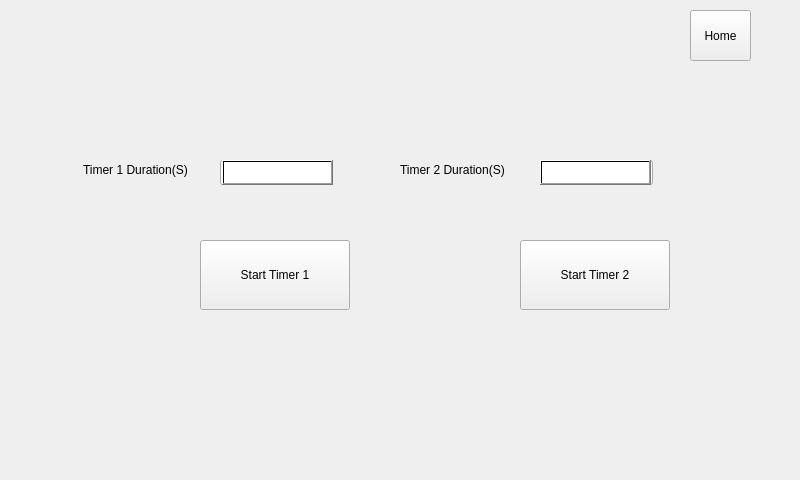
Qt form mainwindow.ui (srikrishnan90/washer) before a commit.
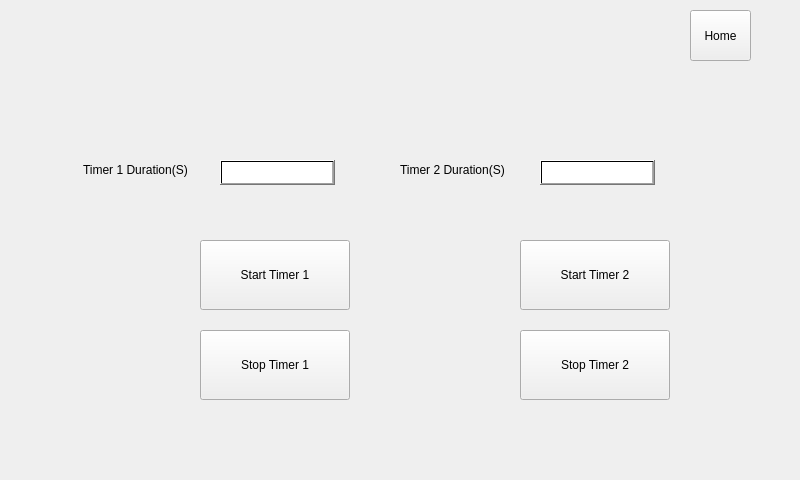
The same form after that commit. The open tabs and pages were chosen to show the change.

What changed in the file:
```diff
--- a/mainwindow.ui
+++ b/mainwindow.ui
@@ -1179,9 +1179,9 @@
      <widget class="QPushButton" name="pushButton">
       <property name="geometry">
        <rect>
-        <x>222</x>
+        <x>220</x>
         <y>110</y>
-        <width>111</width>
+        <width>115</width>
         <height>25</height>
        </rect>
       </property>
@@ -1197,7 +1197,7 @@
        <rect>
         <x>540</x>
         <y>110</y>
-        <width>111</width>
+        <width>115</width>
         <height>25</height>
        </rect>
       </property>
@@ -1208,6 +1208,32 @@
        <string/>
       </property>
      </widget>
+     <widget class="QToolButton" name="toolButton_14">
+      <property name="geometry">
+       <rect>
+        <x>200</x>
+        <y>280</y>
+        <width>150</width>
+        <height>70</height>
+       </rect>
+      </property>
+      <property name="text">
+       <string>Stop Timer 1</string>
+      </property>
+     </widget>
+     <widget class="QToolButton" name="toolButton_15">
+      <property name="geometry">
+       <rect>
+        <x>520</x>
+        <y>280</y>
+        <width>150</width>
+        <height>70</height>
+       </rect>
+      </property>
+      <property name="text">
+       <string>Stop Timer 2</string>
+      </property>
+     </widget>
     </widget>
     <widget class="QWidget" name="page_7">
      <widget class="QStackedWidget" name="stackedWidget_2">
```
Left out of the diff: 39 changed lines with no effect on the pictures.
